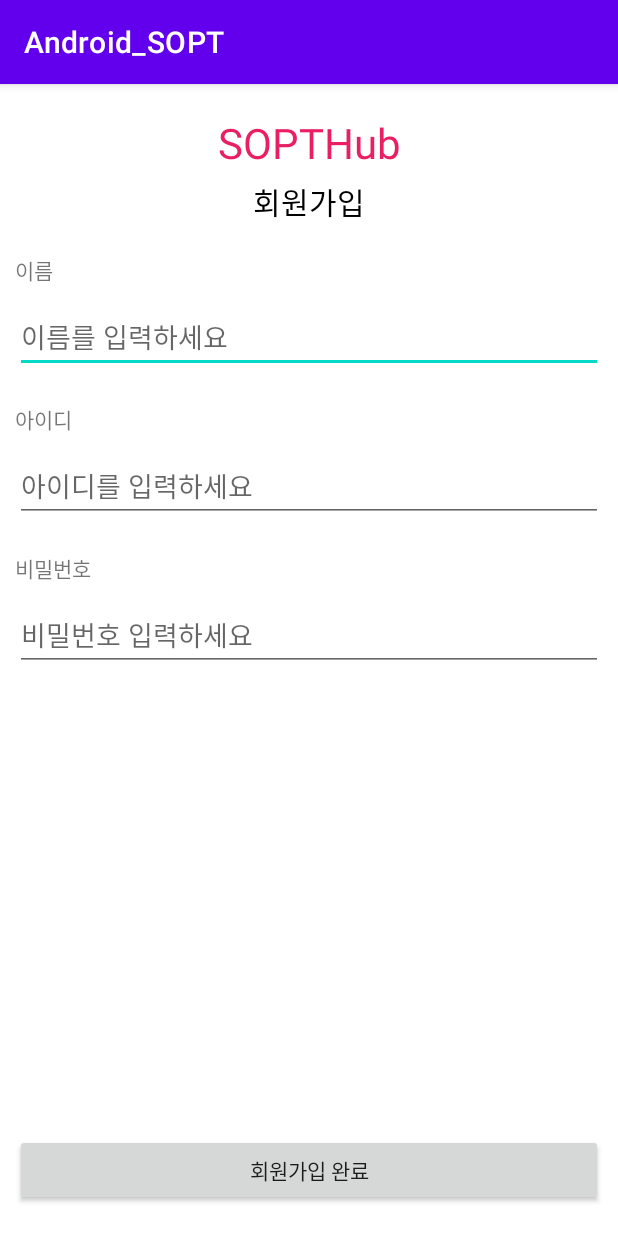
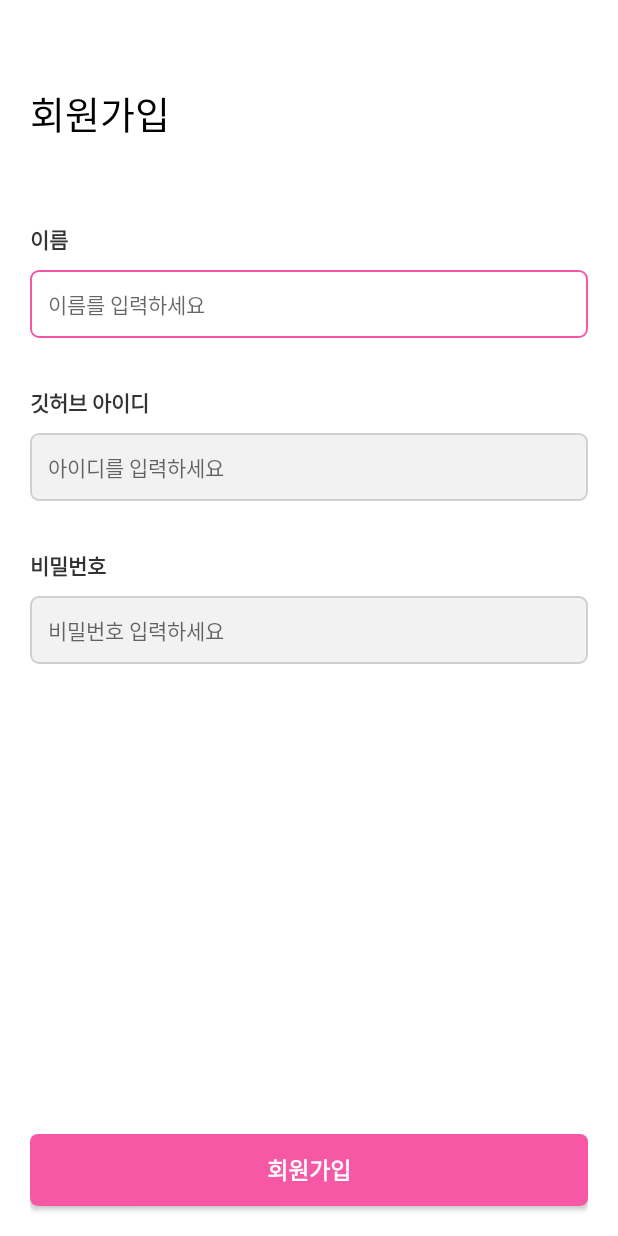
Before and after one commit to oxix97/SOPT_And_29th, an Android app: the SignUpActivity screen opened directly, with no data from a screen before it, on a phone screen of 412 x 824 dp. Run offline under Robolectric (Android 15) with nearby library versions, the phone set to English and light mode, and no system bars; our stand-ins replace data binding.

Commit message:
SOPT android 29th week3 회원가입 화면

```diff
--- a/app/src/main/res/layout/activity_sign_up.xml
+++ b/app/src/main/res/layout/activity_sign_up.xml
@@ -10,87 +10,92 @@
         xmlns:tools="http://schemas.android.com/tools"
         android:layout_width="match_parent"
         android:layout_height="match_parent"
-        android:paddingHorizontal="10dp"
+        android:paddingHorizontal="20dp"
         tools:context=".ui.sign.signupActivity">
-
-        <TextView
-            android:id="@+id/tv_signup_title"
-            android:layout_width="wrap_content"
-            android:layout_height="wrap_content"
-            android:layout_marginTop="20dp"
-            android:text="SOPTHub"
-            android:textColor="#E91E63"
-            android:textSize="28sp"
-            app:layout_constraintEnd_toEndOf="parent"
-            app:layout_constraintStart_toStartOf="parent"
-            app:layout_constraintTop_toTopOf="parent" />
 
         <TextView
             android:id="@+id/tv_signup_login"
             android:layout_width="wrap_content"
             android:layout_height="wrap_content"
-            android:layout_marginTop="5dp"
+            android:layout_marginTop="56dp"
             android:text="회원가입"
             android:textColor="@color/black"
-            android:textSize="20sp"
-            app:layout_constraintEnd_toEndOf="parent"
+            android:textSize="25sp"
             app:layout_constraintStart_toStartOf="parent"
-            app:layout_constraintTop_toBottomOf="@id/tv_signup_title" />
+            app:layout_constraintTop_toTopOf="parent" />
 
         <TextView
             android:id="@+id/tv_signup_name"
+            style="@style/regular_font_14_sopt_black"
             android:layout_width="wrap_content"
             android:layout_height="wrap_content"
-            android:layout_marginTop="20dp"
+            android:layout_marginTop="54dp"
             android:text="이름"
+            android:textStyle="bold"
             app:layout_constraintStart_toStartOf="parent"
             app:layout_constraintTop_toBottomOf="@id/tv_signup_login" />
 
         <EditText
             android:id="@+id/et_signup_name"
+            style="@style/regular_font_14_sopt_black"
             android:layout_width="0dp"
             android:layout_height="wrap_content"
             android:layout_marginTop="10dp"
+            android:background="@drawable/bg_signin_edit_text"
             android:hint="이름를 입력하세요"
+            android:paddingVertical="12dp"
+            android:paddingStart="12dp"
             app:layout_constraintEnd_toEndOf="parent"
             app:layout_constraintStart_toStartOf="@id/tv_signup_id"
             app:layout_constraintTop_toBottomOf="@id/tv_signup_name" />
 
         <TextView
             android:id="@+id/tv_signup_id"
+            style="@style/regular_font_14_sopt_black"
             android:layout_width="wrap_content"
             android:layout_height="wrap_content"
-            android:layout_marginTop="20dp"
-            android:text="아이디"
+            android:layout_marginTop="32dp"
+            android:text="깃허브 아이디"
+            android:textStyle="bold"
             app:layout_constraintStart_toStartOf="parent"
             app:layout_constraintTop_toBottomOf="@id/et_signup_name" />
 
         <EditText
             android:id="@+id/et_signup_id"
+            style="@style/regular_font_14_sopt_black"
             android:layout_width="0dp"
             android:layout_height="wrap_content"
             android:layout_marginTop="10dp"
+            android:background="@drawable/bg_signin_edit_text"
             android:hint="아이디를 입력하세요"
+            android:paddingVertical="12dp"
+            android:paddingStart="12dp"
             app:layout_constraintEnd_toEndOf="parent"
             app:layout_constraintStart_toStartOf="@id/tv_signup_id"
             app:layout_constraintTop_toBottomOf="@id/tv_signup_id" />
 
         <TextView
             android:id="@+id/tv_signup_password"
+            style="@style/regular_font_14_sopt_black"
             android:layout_width="wrap_content"
             android:layout_height="wrap_content"
-            android:layout_marginTop="20dp"
+            android:layout_marginTop="32dp"
             android:text="비밀번호"
+            android:textStyle="bold"
             app:layout_constraintStart_toStartOf="parent"
             app:layout_constraintTop_toBottomOf="@id/et_signup_id" />
 
         <EditText
             android:id="@+id/et_signup_password"
+            style="@style/regular_font_14_sopt_black"
             android:layout_width="0dp"
             android:layout_height="wrap_content"
             android:layout_marginTop="10dp"
+            android:background="@drawable/bg_signin_edit_text"
             android:hint="비밀번호 입력하세요"
             android:inputType="numberPassword"
+            android:paddingVertical="12dp"
+            android:paddingStart="12dp"
             app:layout_constraintEnd_toEndOf="parent"
             app:layout_constraintStart_toStartOf="@id/tv_signup_id"
             app:layout_constraintTop_toBottomOf="@id/tv_signup_password" />
@@ -100,7 +105,11 @@
             android:layout_width="0dp"
             android:layout_height="wrap_content"
             android:layout_marginBottom="20dp"
-            android:text="회원가입 완료"
+            android:background="@drawable/bg_signin_button_sopt_pink_radius_5"
+            android:text="회원가입"
+            android:textColor="@color/white"
+            android:textSize="15sp"
+            android:textStyle="bold"
             app:layout_constraintBottom_toBottomOf="parent"
             app:layout_constraintEnd_toEndOf="parent"
             app:layout_constraintStart_toStartOf="parent" />
--- a/app/src/main/res/values/themes.xml
+++ b/app/src/main/res/values/themes.xml
@@ -2,6 +2,7 @@
     <!-- Base application theme. -->
     <style name="Theme.Android_SOPT" parent="Theme.MaterialComponents.DayNight.DarkActionBar">
         <!-- Primary brand color. -->
+        <item name="windowNoTitle">true</item>
         <item name="colorPrimary">@color/purple_500</item>
         <item name="colorPrimaryVariant">@color/purple_700</item>
         <item name="colorOnPrimary">@color/white</item>
```
